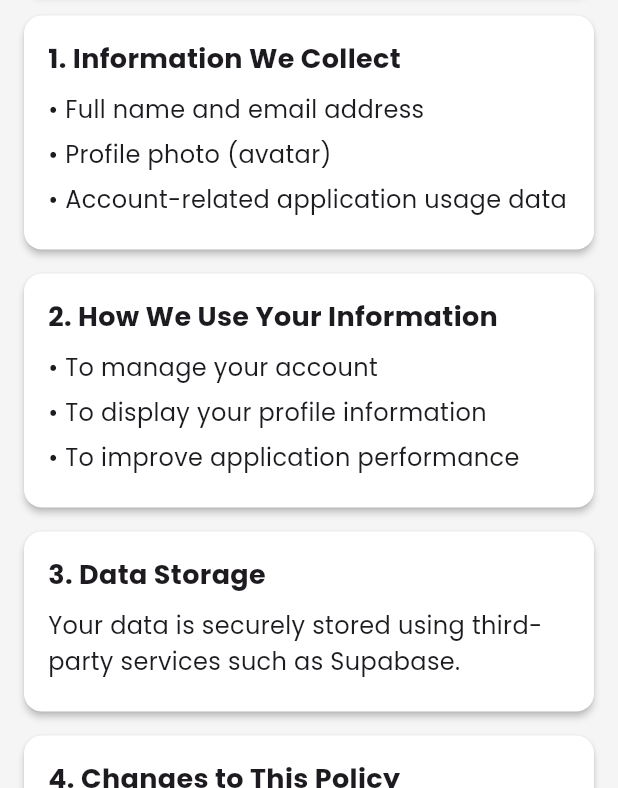
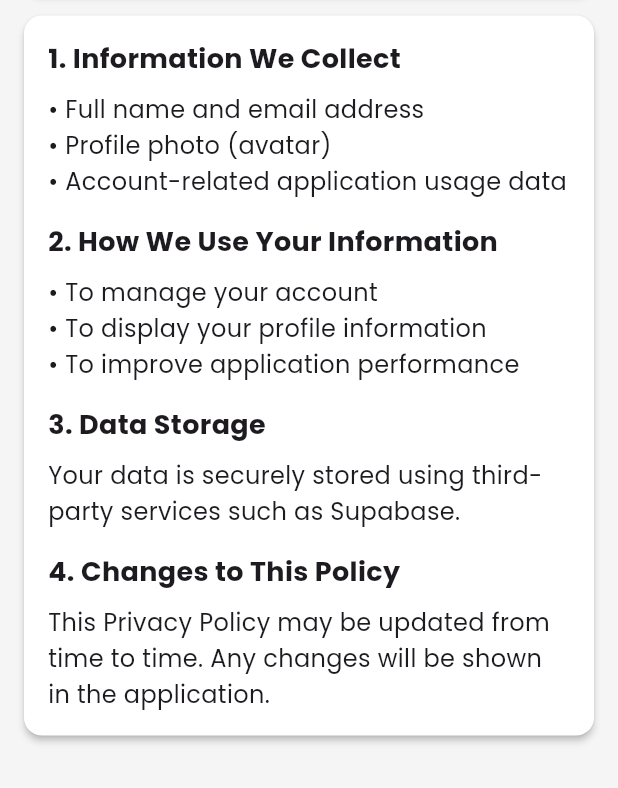
Before and after one commit to c14220107-william/SplitBillApp, a Flutter app: the PrivacyPolicyPage screen opened by its route, on a phone screen of 412 x 824 dp, the part 448-1236 px from its top. Run offline on Flutter 3.47's test engine with Material 3 defaults, Android fonts, the light colour scheme and no system bars; our stand-ins replace firebase_core, firebase_messaging, flutter_local_notifications, flutter_riverpod, go_router, google_fonts and 3 more; accounts and stored records are empty; network calls fail.

Commit message:
update ui privacy policy

```diff
--- a/lib/features/profile/pages/privacy_policy_page.dart
+++ b/lib/features/profile/pages/privacy_policy_page.dart
@@ -57,39 +57,78 @@ class PrivacyPolicyPage extends StatelessWidget {
               ),
             ),
 
-            // Sections
-            _buildSection(
+            // Gabungkan Section 1, 2, 3, dan 4 ke dalam satu card
+            _buildFixedSizeCard(
               width: cardWidth,
-              title: '1. Information We Collect',
-              content: [
-                '• Full name and email address',
-                '• Profile photo (avatar)',
-                '• Account-related application usage data',
-              ],
+              child: Column(
+                crossAxisAlignment: CrossAxisAlignment.start,
+                children: const [
+                  // Section 1
+                  Text(
+                    '1. Information We Collect',
+                    style: TextStyle(
+                      fontSize: 18,
+                      fontWeight: FontWeight.bold,
+                    ),
+                  ),
+                  SizedBox(height: 8),
+                  Text(
+                    '• Full name and email address\n'
+                    '• Profile photo (avatar)\n'
+                    '• Account-related application usage data',
+                    style: TextStyle(fontSize: 16, height: 1.5),
+                  ),
+                  SizedBox(height: 16),
+
+                  // Section 2
+                  Text(
+                    '2. How We Use Your Information',
+                    style: TextStyle(
+                      fontSize: 18,
+                      fontWeight: FontWeight.bold,
+                    ),
+                  ),
+                  SizedBox(height: 8),
+                  Text(
+                    '• To manage your account\n'
+                    '• To display your profile information\n'
+                    '• To improve application performance',
+                    style: TextStyle(fontSize: 16, height: 1.5),
+                  ),
+                  SizedBox(height: 16),
+
+                  // Section 3
+                  Text(
+                    '3. Data Storage',
+                    style: TextStyle(
+                      fontSize: 18,
+                      fontWeight: FontWeight.bold,
+                    ),
+                  ),
+                  SizedBox(height: 8),
+                  Text(
+                    'Your data is securely stored using third-party services such as Supabase.',
+                    style: TextStyle(fontSize: 16, height: 1.5),
+                  ),
+                  SizedBox(height: 16),
+
+                  // Section 4
+                  Text(
+                    '4. Changes to This Policy',
+                    style: TextStyle(
+                      fontSize: 18,
+                      fontWeight: FontWeight.bold,
+                    ),
+                  ),
+                  SizedBox(height: 8),
+                  Text(
+                    'This Privacy Policy may be updated from time to time. Any changes will be shown in the application.',
+                    style: TextStyle(fontSize: 16, height: 1.5),
+                  ),
+                ],
+              ),
             ),
-            _buildSection(
-              width: cardWidth,
-              title: '2. How We Use Your Information',
-              content: [
-                '• To manage your account',
-                '• To display your profile information',
-                '• To improve application performance',
-              ],
-            ),
-            _buildSection(
-              width: cardWidth,
-              title: '3. Data Storage',
-              content: [
-                'Your data is securely stored using third-party services such as Supabase.',
-              ],
-            ),
-            _buildSection(
-              width: cardWidth,
-              title: '4. Changes to This Policy',
-              content: [
-                'This Privacy Policy may be updated from time to time. Any changes will be shown in the application.',
-              ],
-            ),
+
             const SizedBox(height: 24),
           ],
         ),
@@ -114,37 +153,4 @@ class PrivacyPolicyPage extends StatelessWidget {
       ),
     );
   }
-
-  // Helper untuk tiap section
-  Widget _buildSection({
-    required double width,
-    required String title,
-    required List<String> content,
-  }) {
-    return _buildFixedSizeCard(
-      width: width,
-      child: Column(
-        crossAxisAlignment: CrossAxisAlignment.start,
-        children: [
-          Text(
-            title,
-            style: const TextStyle(
-              fontSize: 18,
-              fontWeight: FontWeight.bold,
-            ),
-          ),
-          const SizedBox(height: 8),
-          ...content.map(
-            (line) => Padding(
-              padding: const EdgeInsets.only(bottom: 6),
-              child: Text(
-                line,
-                style: const TextStyle(fontSize: 16, height: 1.5),
-              ),
-            ),
-          ),
-        ],
-      ),
-    );
-  }
 }
```
